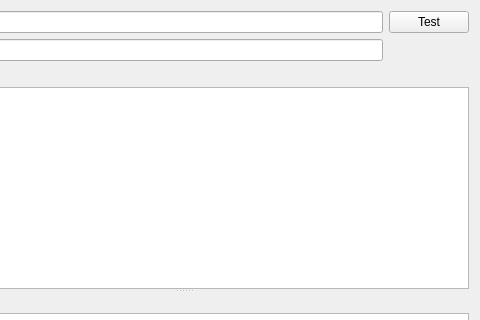
This is automator_project/utils/qtUi/regex_tool.ui in Halicea/hal_automator as Qt 5 draws it before an edit; both pictures show x 113 to 593 and y 0 to 320 of the 593 by 525 pixel window. The edited form follows.
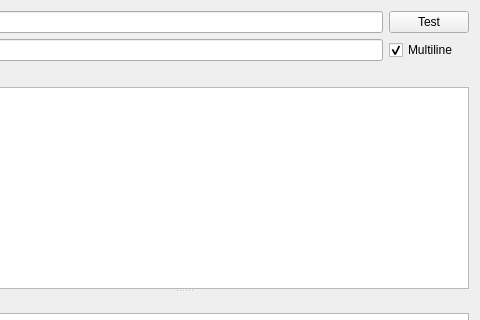
This is the edited form.

Commit message: there is a plugins package now where the tools are stored.

The edit to the form file:
```diff
--- a/automator_project/utils/qtUi/regex_tool.ui
+++ b/automator_project/utils/qtUi/regex_tool.ui
@@ -43,6 +43,16 @@
        </property>
       </widget>
      </item>
+     <item row="2" column="2">
+      <widget class="QCheckBox" name="cbMultiLine">
+       <property name="text">
+        <string>Multiline</string>
+       </property>
+       <property name="checked">
+        <bool>true</bool>
+       </property>
+      </widget>
+     </item>
     </layout>
    </item>
    <item>
```
Left out of the diff: 4 changed lines with no effect on the pictures. The commit also changes 38 other files.
